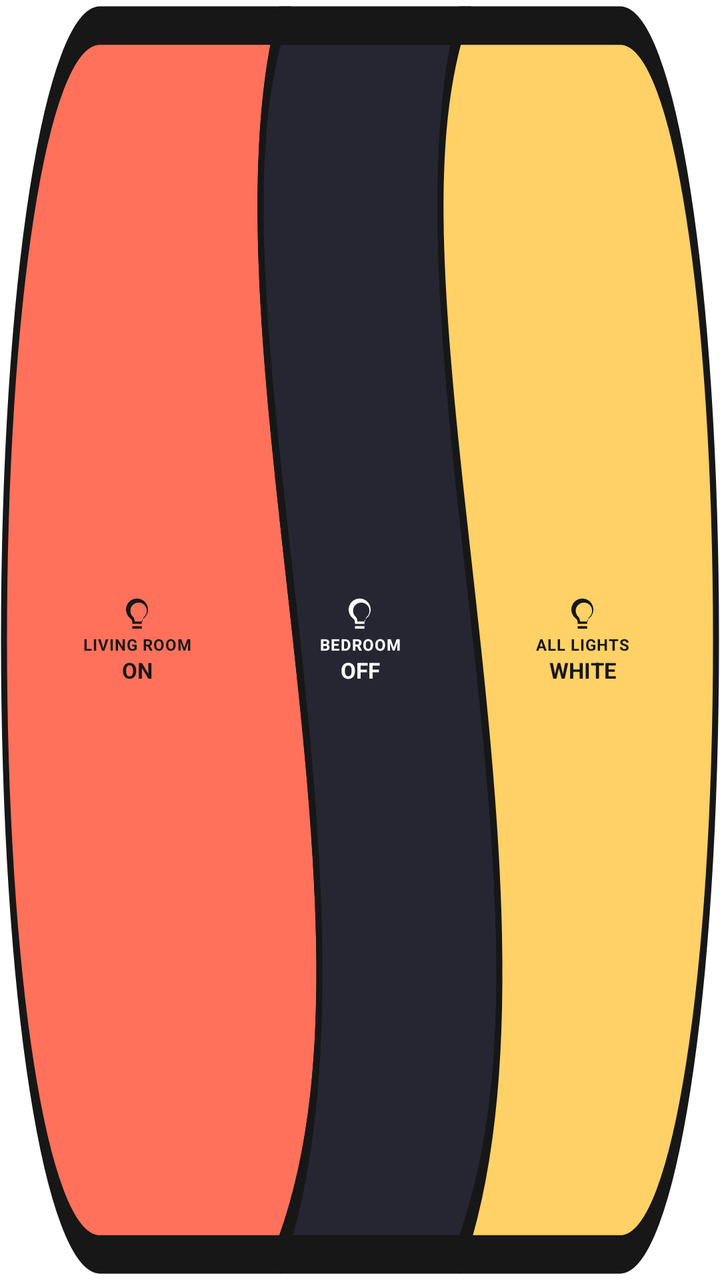
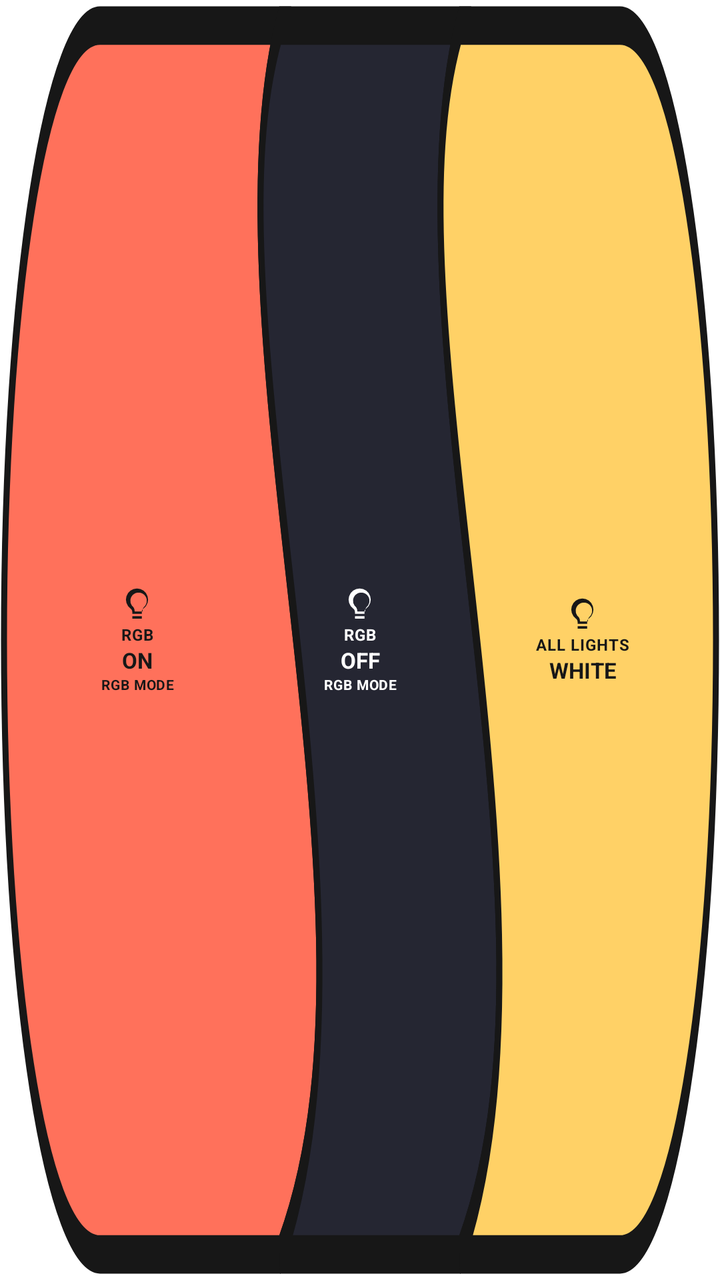

Compare the two renders of this Android layout. The source of the first and the diff that turns it into the second are given below.
<!-- AndroidManifest.xml: fallback theme Theme.MaterialComponents.DayNight.NoActionBar -->
<!-- res/layout/widget_smart_controls_panel.xml -->
<?xml version="1.0" encoding="utf-8"?>
<FrameLayout xmlns:android="http://schemas.android.com/apk/res/android" android:layout_width="match_parent" android:layout_height="match_parent" android:background="@drawable/widget_bridge_coral" android:padding="4dp">
    <LinearLayout android:layout_width="match_parent" android:layout_height="match_parent" android:orientation="horizontal" android:gravity="center" android:paddingStart="9dp" android:paddingEnd="9dp">
        <LinearLayout android:id="@+id/widget_light_on" android:layout_width="0dp" android:layout_height="match_parent" android:layout_weight="1" android:orientation="vertical" android:gravity="center" android:clickable="true" android:focusable="true" android:background="@android:color/transparent" android:contentDescription="LIVING ROOM ON">
            <ImageView android:layout_width="19dp" android:layout_height="19dp" android:src="@drawable/ic_widget_bulb" android:tint="#171717" android:contentDescription="@null" />
            <TextView android:layout_width="match_parent" android:layout_height="wrap_content" android:gravity="center" android:singleLine="true" android:ellipsize="end" android:text="LIVING ROOM" android:textColor="#171717" android:textSize="8sp" android:textStyle="bold" android:letterSpacing="0.04" />
            <TextView android:layout_width="match_parent" android:layout_height="wrap_content" android:gravity="center" android:text="ON" android:textColor="#171717" android:textSize="11sp" android:textStyle="bold" />
        </LinearLayout>
        <LinearLayout android:id="@+id/widget_light_off" android:layout_width="0dp" android:layout_height="match_parent" android:layout_weight="1" android:orientation="vertical" android:gravity="center" android:clickable="true" android:focusable="true" android:background="@android:color/transparent" android:contentDescription="BEDROOM OFF">
            <ImageView android:layout_width="19dp" android:layout_height="19dp" android:src="@drawable/ic_widget_bulb" android:tint="#FFFFFF" android:contentDescription="@null" />
            <TextView android:layout_width="match_parent" android:layout_height="wrap_content" android:gravity="center" android:singleLine="true" android:ellipsize="end" android:text="BEDROOM" android:textColor="#FFFFFF" android:textSize="8sp" android:textStyle="bold" android:letterSpacing="0.04" />
            <TextView android:layout_width="match_parent" android:layout_height="wrap_content" android:gravity="center" android:text="OFF" android:textColor="#FFFFFF" android:textSize="11sp" android:textStyle="bold" />
        </LinearLayout>
        <LinearLayout android:id="@+id/widget_light_white" android:layout_width="0dp" android:layout_height="match_parent" android:layout_weight="1" android:orientation="vertical" android:gravity="center" android:clickable="true" android:focusable="true" android:background="@android:color/transparent" android:contentDescription="ALL LIGHTS WHITE">
            <ImageView android:layout_width="19dp" android:layout_height="19dp" android:src="@drawable/ic_widget_bulb" android:tint="#171717" android:contentDescription="@null" />
            <TextView android:layout_width="match_parent" android:layout_height="wrap_content" android:gravity="center" android:singleLine="true" android:ellipsize="end" android:text="ALL LIGHTS" android:textColor="#171717" android:textSize="8sp" android:textStyle="bold" android:letterSpacing="0.04" />
            <TextView android:layout_width="match_parent" android:layout_height="wrap_content" android:gravity="center" android:text="WHITE" android:textColor="#171717" android:textSize="11sp" android:textStyle="bold" />
        </LinearLayout>
    </LinearLayout>
</FrameLayout>
<!-- resources referenced by this layout -->
<resources>
  <!-- drawable ic_widget_bulb (drawable) -->
  <?xml version="1.0" encoding="utf-8"?>
  <vector xmlns:android="http://schemas.android.com/apk/res/android" android:width="24dp" android:height="24dp" android:viewportWidth="24" android:viewportHeight="24">
      <path android:fillColor="#FF000000" android:pathData="M9,21h6v-1.5H9V21zM12,2a7,7 0,0 0,-4.1 12.67c0.67,0.49 1.1,1.2 1.1,2.08V18h6v-1.25c0,-0.88 0.43,-1.59 1.1,-2.08A7,7 0,0 0,12 2zM13.5,16.5h-3v-0.3c0,-1.35 -0.65,-2.57 -1.7,-3.35A5.2,5.2 0,1 1,17.2 12.85c-1.05,0.78 -1.7,2 -1.7,3.35v0.3z" />
  </vector>
  <!-- drawable widget_bridge_coral (drawable) -->
  <?xml version="1.0" encoding="utf-8"?>
  <vector xmlns:android="http://schemas.android.com/apk/res/android" android:width="360dp" android:height="100dp" android:viewportWidth="360" android:viewportHeight="100">
      <path android:fillColor="#FF715B" android:strokeColor="#171717" android:strokeWidth="3" android:pathData="M50,2 H140 C100,25 200,72 140,98 H50 C23,98 2,77 2,50 C2,23 23,2 50,2 Z" />
      <path android:fillColor="#252632" android:strokeColor="#171717" android:strokeWidth="3" android:pathData="M140,2 H230 C190,25 290,72 230,98 H140 C200,72 100,25 140,2 Z" />
      <path android:fillColor="#FFD166" android:strokeColor="#171717" android:strokeWidth="3" android:pathData="M230,2 H310 C337,2 358,23 358,50 C358,77 337,98 310,98 H230 C290,72 190,25 230,2 Z" />
  </vector>
</resources>

<!-- the commit's change to res/layout/widget_smart_controls_panel.xml (unified diff, before → after) -->
@@ -1,15 +1,17 @@
 <?xml version="1.0" encoding="utf-8"?>
 <FrameLayout xmlns:android="http://schemas.android.com/apk/res/android" android:layout_width="match_parent" android:layout_height="match_parent" android:background="@drawable/widget_bridge_coral" android:padding="4dp">
     <LinearLayout android:layout_width="match_parent" android:layout_height="match_parent" android:orientation="horizontal" android:gravity="center" android:paddingStart="9dp" android:paddingEnd="9dp">
-        <LinearLayout android:id="@+id/widget_light_on" android:layout_width="0dp" android:layout_height="match_parent" android:layout_weight="1" android:orientation="vertical" android:gravity="center" android:clickable="true" android:focusable="true" android:background="@android:color/transparent" android:contentDescription="LIVING ROOM ON">
+        <LinearLayout android:id="@+id/widget_light_on" android:layout_width="0dp" android:layout_height="match_parent" android:layout_weight="1" android:orientation="vertical" android:gravity="center" android:clickable="true" android:focusable="true" android:background="@android:color/transparent" android:contentDescription="RGB ON">
             <ImageView android:layout_width="19dp" android:layout_height="19dp" android:src="@drawable/ic_widget_bulb" android:tint="#171717" android:contentDescription="@null" />
-            <TextView android:layout_width="match_parent" android:layout_height="wrap_content" android:gravity="center" android:singleLine="true" android:ellipsize="end" android:text="LIVING ROOM" android:textColor="#171717" android:textSize="8sp" android:textStyle="bold" android:letterSpacing="0.04" />
+            <TextView android:layout_width="match_parent" android:layout_height="wrap_content" android:gravity="center" android:singleLine="true" android:ellipsize="end" android:text="RGB" android:textColor="#171717" android:textSize="8sp" android:textStyle="bold" android:letterSpacing="0.04" />
             <TextView android:layout_width="match_parent" android:layout_height="wrap_content" android:gravity="center" android:text="ON" android:textColor="#171717" android:textSize="11sp" android:textStyle="bold" />
+            <TextView android:layout_width="match_parent" android:layout_height="wrap_content" android:gravity="center" android:singleLine="true" android:text="RGB MODE" android:textColor="#171717" android:textSize="7sp" android:textStyle="bold" android:letterSpacing="0.04" />
         </LinearLayout>
-        <LinearLayout android:id="@+id/widget_light_off" android:layout_width="0dp" android:layout_height="match_parent" android:layout_weight="1" android:orientation="vertical" android:gravity="center" android:clickable="true" android:focusable="true" android:background="@android:color/transparent" android:contentDescription="BEDROOM OFF">
+        <LinearLayout android:id="@+id/widget_light_off" android:layout_width="0dp" android:layout_height="match_parent" android:layout_weight="1" android:orientation="vertical" android:gravity="center" android:clickable="true" android:focusable="true" android:background="@android:color/transparent" android:contentDescription="RGB OFF">
             <ImageView android:layout_width="19dp" android:layout_height="19dp" android:src="@drawable/ic_widget_bulb" android:tint="#FFFFFF" android:contentDescription="@null" />
-            <TextView android:layout_width="match_parent" android:layout_height="wrap_content" android:gravity="center" android:singleLine="true" android:ellipsize="end" android:text="BEDROOM" android:textColor="#FFFFFF" android:textSize="8sp" android:textStyle="bold" android:letterSpacing="0.04" />
+            <TextView android:layout_width="match_parent" android:layout_height="wrap_content" android:gravity="center" android:singleLine="true" android:ellipsize="end" android:text="RGB" android:textColor="#FFFFFF" android:textSize="8sp" android:textStyle="bold" android:letterSpacing="0.04" />
             <TextView android:layout_width="match_parent" android:layout_height="wrap_content" android:gravity="center" android:text="OFF" android:textColor="#FFFFFF" android:textSize="11sp" android:textStyle="bold" />
+            <TextView android:layout_width="match_parent" android:layout_height="wrap_content" android:gravity="center" android:singleLine="true" android:text="RGB MODE" android:textColor="#FFFFFF" android:textSize="7sp" android:textStyle="bold" android:letterSpacing="0.04" />
         </LinearLayout>
         <LinearLayout android:id="@+id/widget_light_white" android:layout_width="0dp" android:layout_height="match_parent" android:layout_weight="1" android:orientation="vertical" android:gravity="center" android:clickable="true" android:focusable="true" android:background="@android:color/transparent" android:contentDescription="ALL LIGHTS WHITE">
             <ImageView android:layout_width="19dp" android:layout_height="19dp" android:src="@drawable/ic_widget_bulb" android:tint="#171717" android:contentDescription="@null" />
